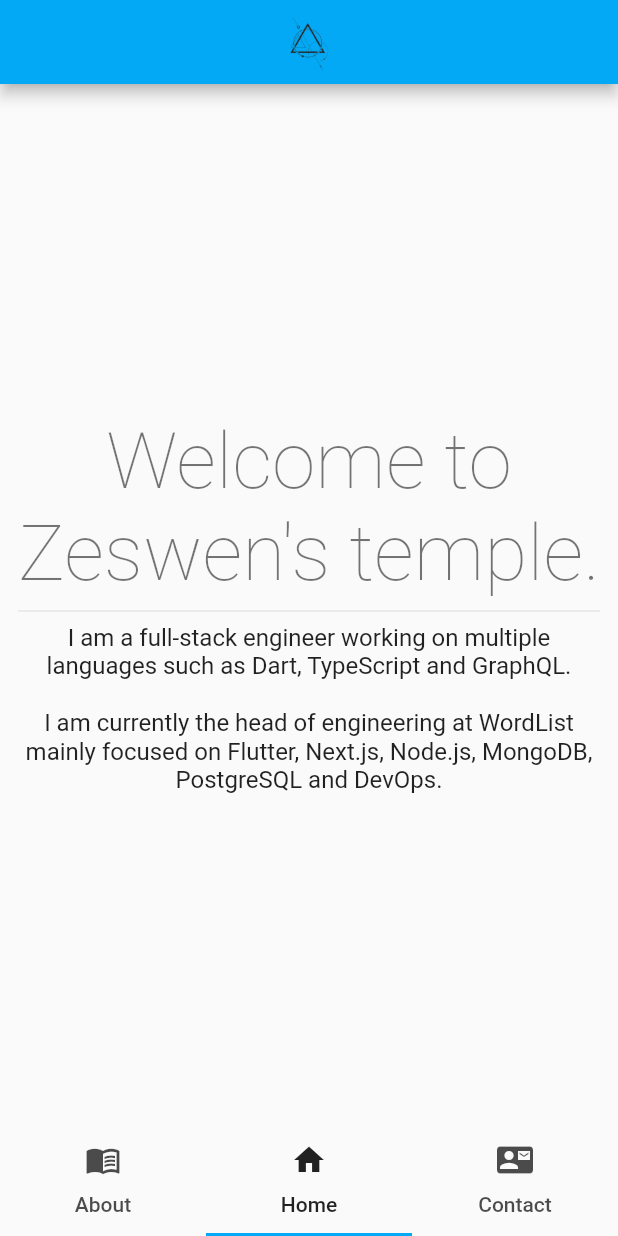
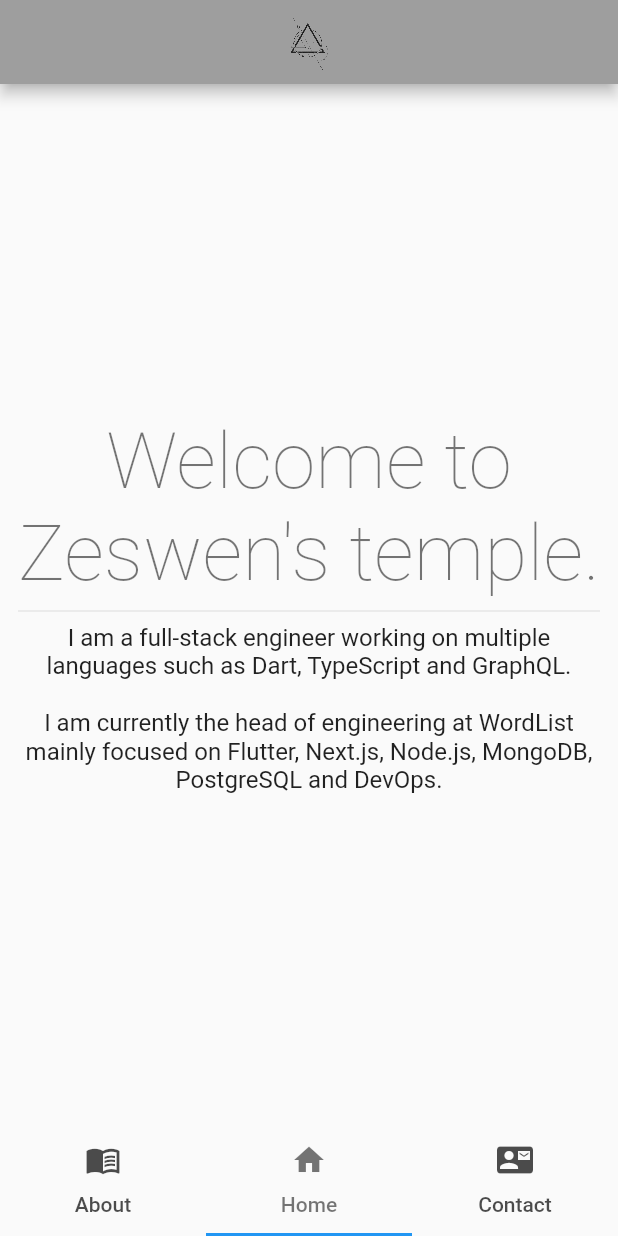
Before and after one commit to Zeswen/zeswen_web, a Flutter app: the screen it shows after launch, on a phone screen of 412 x 824 dp. Run offline on Flutter 3.47's test engine with Material 2 defaults, Android fonts, the phone set to English and light mode, and no system bars; drawn by our look-alikes of auto_size_text; our stand-ins replace firebase_analytics, firebase_core; accounts and stored records are empty.

Commit message:
PWA configuration, SEO and light theme

```diff
--- a/lib/images.dart
+++ b/lib/images.dart
@@ -13,5 +13,7 @@ class Images {
   static Image logo(BuildContext context) => Image.asset(
         _asset(context, 'logo.png'),
         fit: BoxFit.contain,
+        filterQuality: FilterQuality.high,
+        isAntiAlias: true,
       );
 }
--- a/lib/main.dart
+++ b/lib/main.dart
@@ -26,9 +26,9 @@ class App extends StatelessWidget {
   Widget build(BuildContext context) {
     return MaterialApp(
       title: title,
-      theme: ThemeData(
-        primarySwatch: Colors.lightBlue,
-        visualDensity: VisualDensity.adaptivePlatformDensity,
+      theme: ThemeData.light().copyWith(
+        appBarTheme: const AppBarTheme(backgroundColor: Colors.grey),
+        tabBarTheme: const TabBarTheme(labelColor: Colors.black54),
       ),
       darkTheme: ThemeData.dark(),
       home: const Root(),
--- a/pubspec.yaml
+++ b/pubspec.yaml
@@ -1,7 +1,7 @@
 name: zeswen_web
 description: My own website with all the details of my career.
 publish_to: "none"
-version: 2.0.0+2
+version: 2.0.1+3
 
 environment:
   sdk: ">=2.12.0 <3.0.0"
```
Also changed, not shown: assets/images/projects/wordlist.png, 4 other files.
